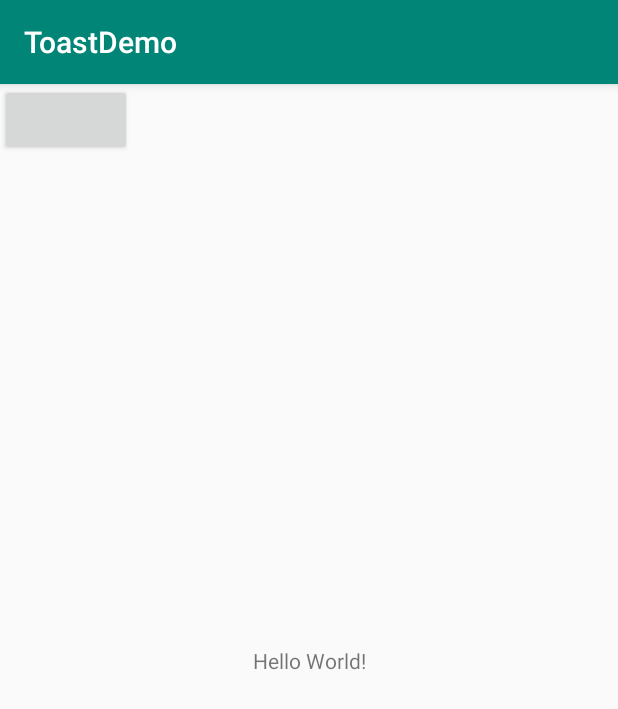
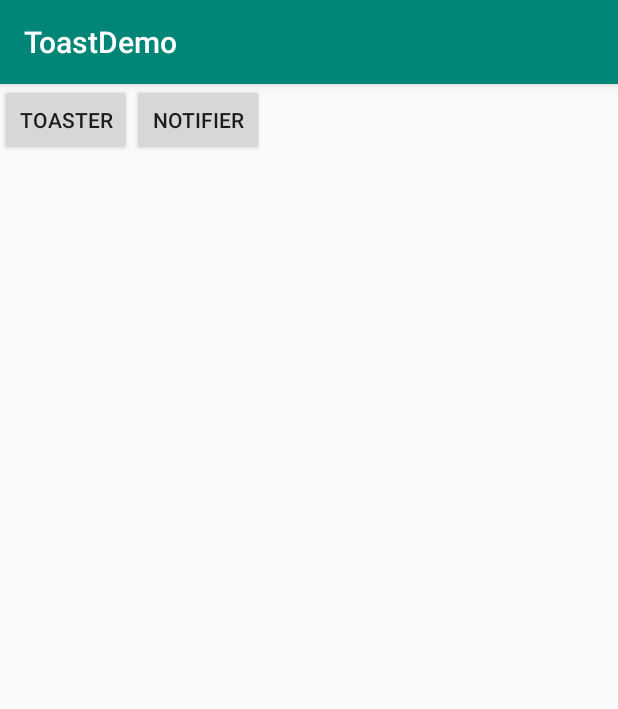
Before and after one commit to backalight/ToastDemo, an Android app: the screen it shows after launch (MainActivity), on a phone screen of 412 x 824 dp. Shown: the top 709 px of the screen. Run offline under Robolectric (Android 15) with nearby library versions, the phone set to English and light mode, and no system bars.

Commit message:
ToastLayout

```diff
--- a/app/src/main/java/fr/formation/toastdemo/MainActivity.java
+++ b/app/src/main/java/fr/formation/toastdemo/MainActivity.java
@@ -6,6 +6,7 @@ import android.os.Bundle;
 import android.view.View;
 import android.widget.TextView;
 
+import static fr.formation.toastdemo.Tools.affNotif;
 import static fr.formation.toastdemo.Tools.affToast;
 
 public class MainActivity extends AppCompatActivity {
@@ -24,4 +25,8 @@ TextView tvToast;
        affToast(act,msg);
 
     }
+
+    public void notif(View view) {
+        affNotif(this,"OOPS","I did it again!!!");
+    }
 }
--- a/app/src/main/res/layout/activity_main.xml
+++ b/app/src/main/res/layout/activity_main.xml
@@ -1,22 +1,24 @@
 <?xml version="1.0" encoding="utf-8"?>
-<android.support.constraint.ConstraintLayout xmlns:android="http://schemas.android.com/apk/res/android"
-    xmlns:app="http://schemas.android.com/apk/res-auto"
+<LinearLayout xmlns:android="http://schemas.android.com/apk/res/android"
+
     xmlns:tools="http://schemas.android.com/tools"
     android:layout_width="match_parent"
     android:layout_height="match_parent"
     tools:context=".MainActivity">
 
-    <TextView
-        android:layout_width="wrap_content"
-        android:layout_height="wrap_content"
-        android:text="Hello World!"
-        app:layout_constraintBottom_toBottomOf="parent"
-        app:layout_constraintLeft_toLeftOf="parent"
-        app:layout_constraintRight_toRightOf="parent"
-        app:layout_constraintTop_toTopOf="parent" />
     <Button
+
+        android:text="@string/toaster"
         android:layout_width="wrap_content"
         android:layout_height="wrap_content"
         android:onClick="lancer"/>
 
-</android.support.constraint.ConstraintLayout>
+    <Button
+
+        android:layout_width="wrap_content"
+        android:layout_height="wrap_content"
+        android:onClick="notif"
+        android:text="@string/notifier"
+        />
+
+</LinearLayout>
--- a/app/src/main/res/values/strings.xml
+++ b/app/src/main/res/values/strings.xml
@@ -1,3 +1,5 @@
 <resources>
     <string name="app_name">ToastDemo</string>
+    <string name="toaster">Toaster</string>
+    <string name="notifier">notifier</string>
 </resources>
```
